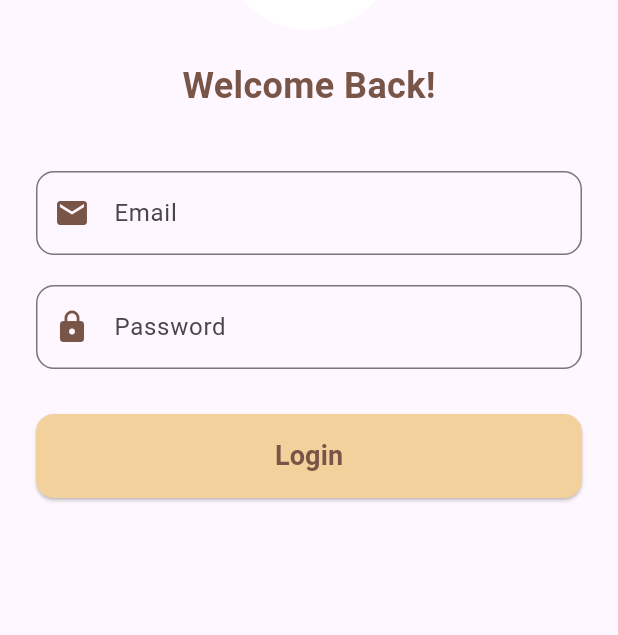
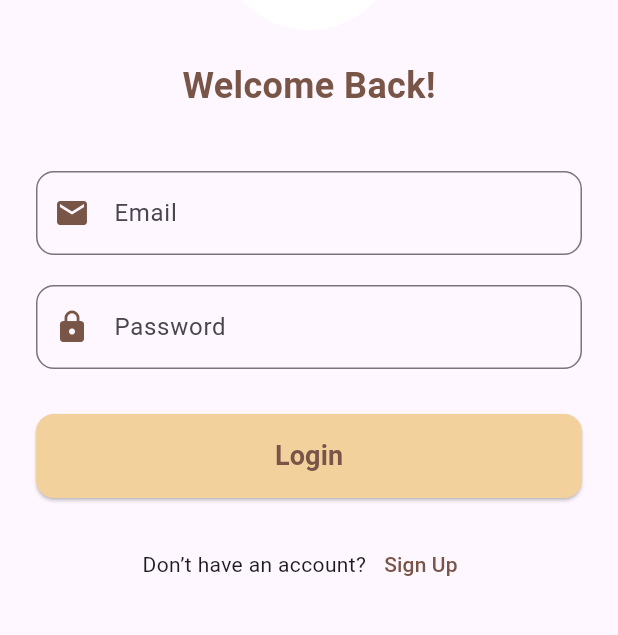
Before and after one commit to anshuyas/daisy_brew, a Flutter app: the LoginScreen screen opened directly, on a phone screen of 412 x 824 dp, the part 210-845 px from its top. Run offline on Flutter 3.47's test engine with Material 3 defaults, Android fonts, the phone set to English and light mode, and no system bars.

```diff
--- a/lib/screens/login_screen.dart
+++ b/lib/screens/login_screen.dart
@@ -1,3 +1,4 @@
+import 'package:daisy_brew/screens/signup_screen.dart';
 import 'package:flutter/material.dart';
 
 class LoginScreen extends StatefulWidget {
@@ -115,6 +116,29 @@ class _LoginScreenState extends State<LoginScreen> {
                     ),
                   ),
                 ),
+
+                const SizedBox(height: 20),
+                // Navigate to Signup
+                Row(
+                  mainAxisAlignment: MainAxisAlignment.center,
+                  children: [
+                    const Text('Don’t have an account?'),
+                    TextButton(
+                      onPressed: () {
+                        Navigator.push(
+                          context,
+                          MaterialPageRoute(
+                            builder: (_) => const RegisterScreen(),
+                          ),
+                        );
+                      },
+                      child: const Text(
+                        'Sign Up',
+                        style: TextStyle(color: Colors.brown),
+                      ),
+                    ),
+                  ],
+                ),
               ],
             ),
           ),
```
